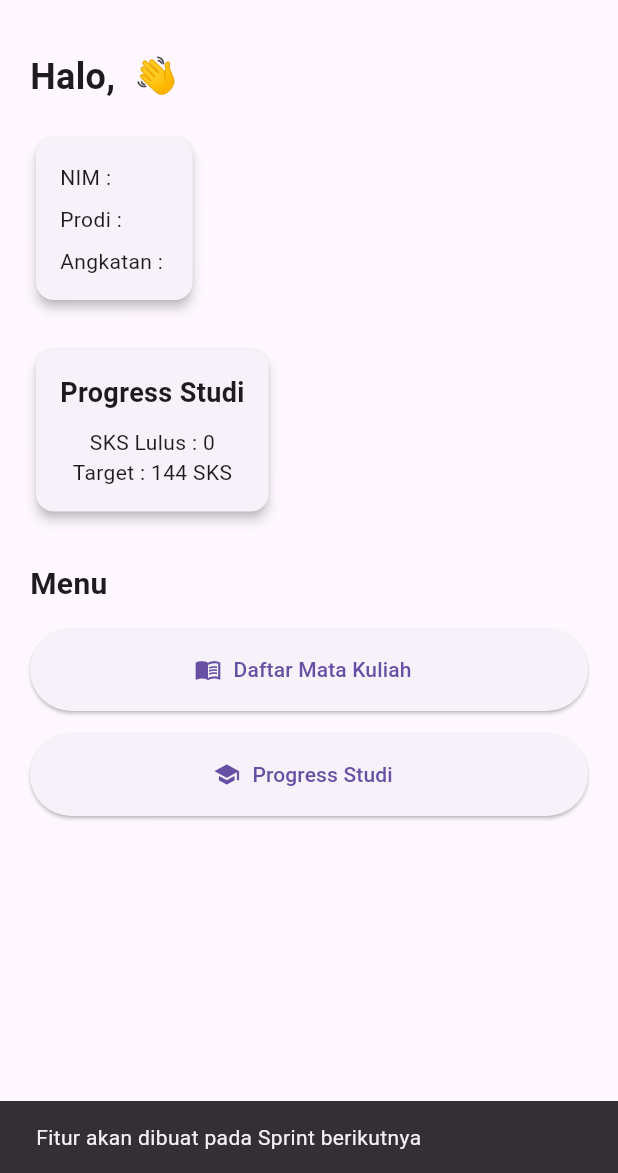
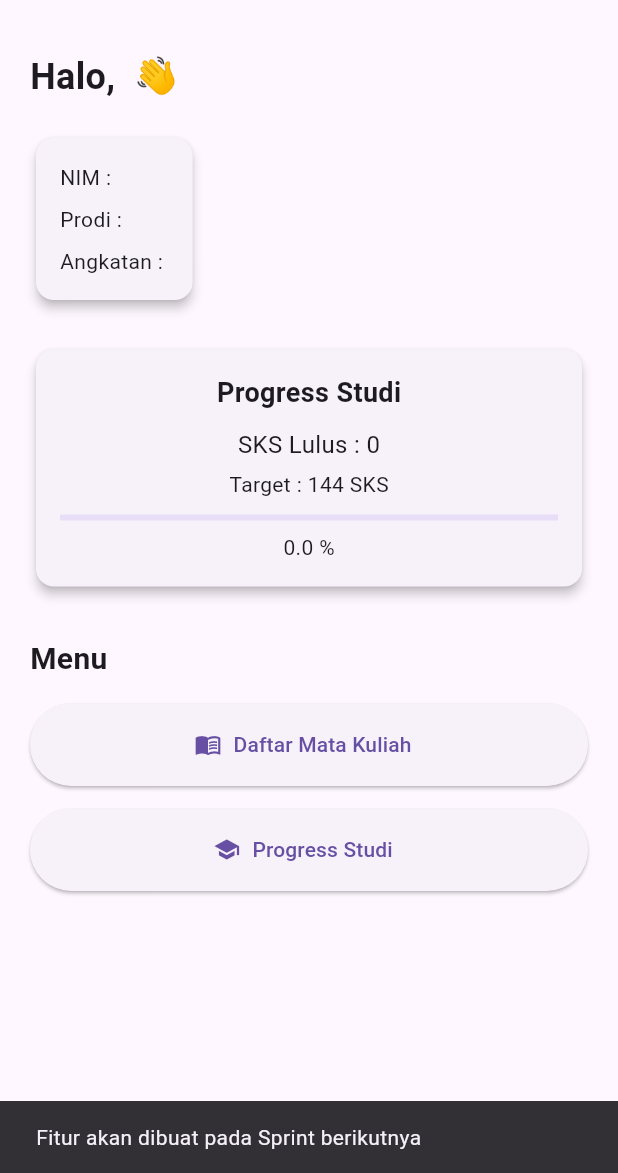
Before and after one commit to Rajasaa88/Gradventure-Android, a Flutter app: the DashboardPage screen opened directly, after a tap on "Progress Studi", on a phone screen of 412 x 824 dp, the part 63-1236 px from its top. Run offline on Flutter 3.47's test engine with Material 3 defaults, Android fonts, the light colour scheme and no system bars; our stand-ins replace cloud_firestore, firebase_auth, firebase_core; accounts and stored records are empty.

Commit message:
fix: daftar mata kuliah fix: treking progres studi (dashboard)

```diff
--- a/lib/features/dashboard/pages/dashboard_page.dart
+++ b/lib/features/dashboard/pages/dashboard_page.dart
@@ -17,6 +17,30 @@ class DashboardPage extends StatelessWidget {
         .get();
 
     return doc.data() as Map<String, dynamic>?;
+  }
+
+  Future<int> getTotalSKSLulus() async {
+  String uid =
+      FirebaseAuth.instance.currentUser!.uid;
+
+  QuerySnapshot snapshot =
+      await FirebaseFirestore.instance
+          .collection('student_courses')
+          .doc(uid)
+          .collection('courses')
+          .get();
+
+  int totalSKS = 0;
+
+  for (var doc in snapshot.docs) {
+    final data =
+        doc.data() as Map<String, dynamic>;
+
+    totalSKS +=
+        (data['sks'] ?? 0) as int;
+  }
+
+  return totalSKS;
 }
 
   @override
@@ -102,13 +126,37 @@ class DashboardPage extends StatelessWidget {
 
                 const SizedBox(height: 25),
 
-                const Card(
+                FutureBuilder<int>(
+  future: getTotalSKSLulus(),
+  builder: (context, sksSnapshot) {
+
+    if (!sksSnapshot.hasData) {
+      return const Card(
+        child: Padding(
+          padding: EdgeInsets.all(16),
+          child: Center(
+            child:
+                CircularProgressIndicator(),
+          ),
+        ),
+      );
+    }
+
+    int sksLulus =
+        sksSnapshot.data ?? 0;
+
+    double progress =
+        sksLulus / 144;
+
+    return Card(
       elevation: 3,
       child: Padding(
-                    padding: EdgeInsets.all(16),
+        padding:
+            const EdgeInsets.all(16),
         child: Column(
           children: [
-                        Text(
+
+            const Text(
               "Progress Studi",
               style: TextStyle(
                 fontSize: 18,
@@ -116,18 +164,39 @@ class DashboardPage extends StatelessWidget {
                     FontWeight.bold,
               ),
             ),
-                        SizedBox(height: 10),
+
+            const SizedBox(height: 10),
+
             Text(
-                          "SKS Lulus : 0",
+              "SKS Lulus : $sksLulus",
+              style: const TextStyle(
+                fontSize: 16,
               ),
+            ),
+
+            const SizedBox(height: 5),
+
+            const Text(
+              "Target : 144 SKS",
+            ),
+
+            const SizedBox(height: 10),
+
+            LinearProgressIndicator(
+              value: progress,
+            ),
+
+            const SizedBox(height: 8),
+
             Text(
-                          "Target : 144 SKS",
+              "${(progress * 100).toStringAsFixed(1)} %",
             ),
           ],
         ),
       ),
+    );
+  },
 ),
-
                 const SizedBox(height: 30),
 
                 const Text(
```
Also changed, not shown: lib/features/courses/pages/course_page.dart (+80 -33 lines). Lines whose indentation alone changed are shown as unchanged.
